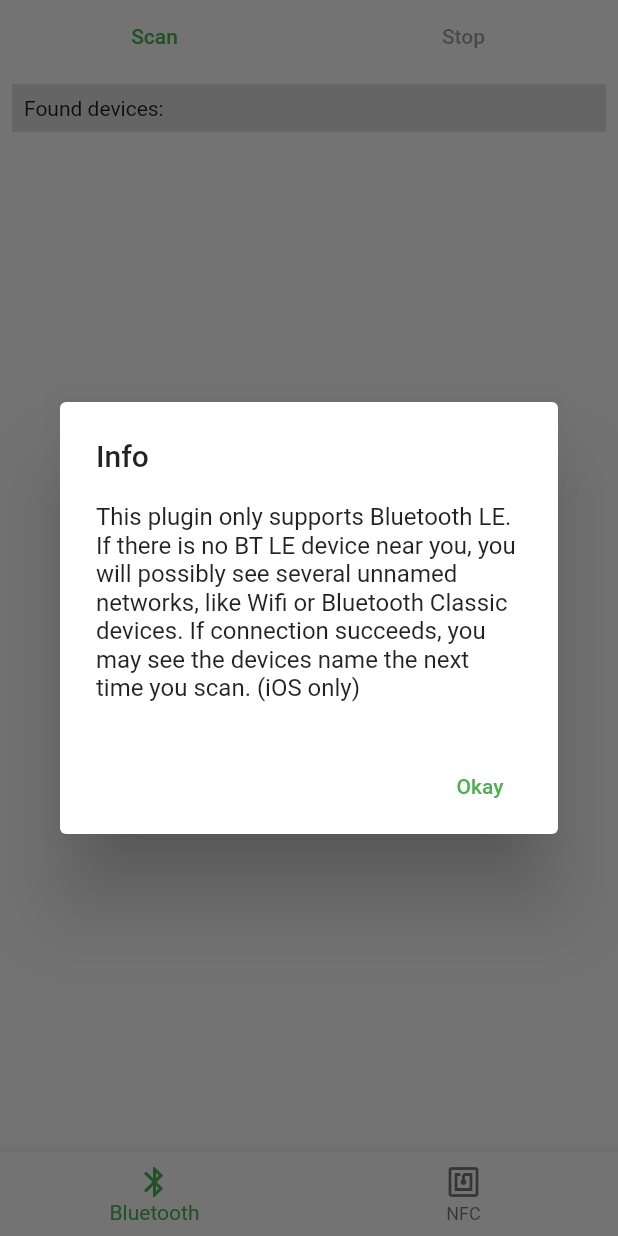
After one commit to MaxiSonntag/SystemDemoFlutter, a Flutter app: the ConnectivityPage screen opened directly, after a tap on "Scan", on a phone screen of 412 x 824 dp. The commit adds this screen. Run offline on Flutter 3.47's test engine with Material 2 defaults, Android fonts, the phone set to English and light mode, and no system bars; our stand-ins replace camera, cloud_firestore, connectivity, contacts_service, firebase_messaging, flutter_blue and 3 more; missing offline and left inert: barcode_scan, flutter_sms, simple_permissions; accounts and stored records are empty; generated files the repository leaves out were written again.

Commit message:
Added contacts & bluetooth

```diff
--- /dev/null
+++ b/lib/connectivity/bluetooth_page.dart
@@ -0,0 +1,241 @@
+import 'dart:async';
+
+import 'package:flutter/material.dart';
+import 'package:flutter_blue/flutter_blue.dart';
+import 'package:system_flutter/enums.dart';
+
+class BluetoothPage extends StatefulWidget {
+  @override
+  State createState() {
+    return BluetoothPageState();
+  }
+}
+
+class BluetoothPageState extends State<BluetoothPage> {
+  FlutterBlue flutterBlue = FlutterBlue.instance;
+  StreamSubscription<ScanResult> subscription;
+  Map<int, StreamSubscription<BluetoothDeviceState>> deviceConnections = Map();
+  var isScanning = false;
+  List<ScanResult> foundDevices = new List();
+  var _isFirstScan = true;
+
+  Map<int, BluetoothDeviceState> connectionStates = Map();
+
+  Widget getBody() {
+    if (isScanning) {
+      return Center(
+        child: CircularProgressIndicator(),
+      );
+    }
+    return ListView.builder(
+        itemCount: foundDevices.length,
+        itemBuilder: (context, index) {
+          final device = foundDevices[index].device;
+          return ListTile(
+            title: device.name.isNotEmpty
+                ? Text(device.name)
+                : Text("No name provided"),
+            subtitle: Text(device.id.id),
+            trailing: FlatButton(
+                onPressed: ()=>_toggleConnection(index),
+                child: _getConnectBtnText(index)
+            ),
+            leading: _getConnectionIndicator(index),
+          );
+        });
+  }
+
+  Widget _getConnectBtnText(int index){
+    if(connectionStates.containsKey(index)){
+      final state = connectionStates[index];
+      if(state == BluetoothDeviceState.connected || state == BluetoothDeviceState.connecting){
+        return Text("Disconnect");
+      }
+    }
+    return Text("Connect");
+  }
+
+  Widget _getConnectionIndicator(int index){
+    if(connectionStates.containsKey(index)){
+      Color color;
+      if(_isConnectedOrConnecting(index)){
+        color = Colors.green;
+      }
+      else{
+        color = Colors.red;
+      }
+      return Container(
+          width: 10,
+          height: 10,
+          decoration: BoxDecoration(shape: BoxShape.circle, color: color),
+        margin: EdgeInsets.only(left: 18),
+      );
+    }
+  }
+
+  _scan() async {
+    print("SCAN CALLED");
+    if(!await flutterBlue.isAvailable || !await flutterBlue.isOn){
+      showInfoDialog(DialogType.BT);
+      return;
+    }
+    if(_isFirstScan){
+      showInfoDialog(DialogType.Info);
+      _isFirstScan = false;
+    }
+
+    this.isScanning = true;
+    this.deviceConnections.clear();
+    this.connectionStates.clear();
+    subscription = flutterBlue.scan().listen((scanResult) {
+      //print(scanResult.device.id.id);
+      if (foundDevices
+              .where((dev) => dev.device.id.id == scanResult.device.id.id)
+              .length == 0) {
+        foundDevices.add(scanResult);
+      } else {
+        foundDevices
+            .removeWhere((dev) => dev.device.id.id == scanResult.device.id.id);
+        foundDevices.add(scanResult);
+      }
+      setState(() {});
+    });
+
+    Future.delayed(Duration(seconds: 4), () {
+      _stopScan();
+    });
+  }
+
+  showInfoDialog(DialogType type){
+    String title;
+    String content;
+
+    switch(type){
+      case DialogType.BT:{
+        title = "Enable Bluetooth";
+        content = "Please enable Bluetooth to check out this feature.";
+        break;
+      }
+      case DialogType.Info:{
+        title = "Info";
+        content = "This plugin only supports Bluetooth LE. If there is no BT LE device near you, you will possibly see several unnamed networks, like Wifi or Bluetooth Classic devices. If connection succeeds, you may see the devices name the next time you scan. (iOS only)";
+      }
+    }
+
+
+    showDialog(
+        context: context,
+      builder: (context){
+          return AlertDialog(
+            title: Text(title),
+            content: Text(content),
+            actions: <Widget>[
+              FlatButton(
+                child: Text("Okay"),
+                onPressed: ()=>Navigator.pop(context),
+              )
+            ],
+          );
+      }
+    );
+  }
+
+  _stopScan() {
+    setState(() {
+      this.isScanning = false;
+    });
+    subscription.cancel();
+  }
+
+  _toggleConnection(int index){
+    if(connectionStates.containsKey(index)){
+      if(!_isConnectedOrConnecting(index)){
+        _connect(index);
+      }
+      else{
+        _disconnect(index);
+      }
+    }
+    else{
+      _connect(index);
+    }
+
+  }
+
+  _connect(int index){
+    deviceConnections[index] = flutterBlue.connect(foundDevices[index].device).listen((deviceState){
+      setState(() {
+        connectionStates[index] = deviceState;
+      });
+    });
+  }
+
+  _disconnect(int index){
+    setState(() {
+      deviceConnections[index].cancel();
+      deviceConnections.remove(index);
+      connectionStates[index] = BluetoothDeviceState.disconnected;
+      print("Disconnected");
+    });
+  }
+
+  bool _isConnectedOrConnecting(index){
+    final state = connectionStates[index];
+    if(state == BluetoothDeviceState.connecting || state == BluetoothDeviceState.connected){
+      return true;
+    }
+    return false;
+  }
+
+  @override
+  void dispose() {
+    super.dispose();
+    deviceConnections.forEach((idx, conn){
+      conn.cancel();
+    });
+    subscription.cancel();
+  }
+
+  @override
+  Widget build(BuildContext context) {
+    return Column(
+      children: <Widget>[
+        Row(
+          mainAxisSize: MainAxisSize.max,
+          children: <Widget>[
+            Expanded(
+              child: FlatButton(
+                child: Text("Scan"),
+                onPressed: isScanning ? null : _scan,
+              ),
+            ),
+            Expanded(
+              child: FlatButton(
+                child: Text("Stop"),
+                onPressed: isScanning ? _stopScan : null,
+              ),
+            )
+          ],
+        ),
+        Expanded(
+          child: Column(
+            mainAxisSize: MainAxisSize.max,
+            crossAxisAlignment: CrossAxisAlignment.start,
+            children: <Widget>[
+              Container(
+                child: Text("Found devices: "),
+                color: Colors.black12,
+                width: MediaQuery.of(context).size.width,
+                margin: EdgeInsets.all(8.0),
+                padding: EdgeInsets.all(8.0),
+              ),
+              Expanded(
+                child: getBody(),
+              )
+            ],
+          ),
+        )
+      ],
+    );
+  }
+}
--- /dev/null
+++ b/lib/connectivity/connectivity_page.dart
@@ -0,0 +1,48 @@
+import 'package:flutter/material.dart';
+import 'package:system_flutter/connectivity/bluetooth_page.dart';
+
+class ConnectivityPage extends StatefulWidget{
+
+  @override
+  State createState() {
+    return ConnectivityPageState();
+  }
+}
+
+class ConnectivityPageState extends State<ConnectivityPage>{
+
+  var _currentIndex = 0;
+
+
+  Widget getBody(){
+    if(this._currentIndex == 0){
+      return BluetoothPage();
+    }
+    return Container(color: Colors.purple,);
+  }
+
+  @override
+  Widget build(BuildContext context) {
+    return Scaffold(
+      bottomNavigationBar: BottomNavigationBar(
+        items: [
+          BottomNavigationBarItem(
+            icon: Icon(Icons.bluetooth),
+            title: Text("Bluetooth")
+          ),
+          BottomNavigationBarItem(
+            icon: Icon(Icons.nfc),
+            title: Text("NFC")
+          )
+        ],
+        currentIndex: this._currentIndex,
+        onTap: (idx){
+          setState(() {
+            this._currentIndex = idx;
+          });
+        },
+      ),
+      body: getBody(),
+    );
+  }
+}
--- a/lib/enums.dart
+++ b/lib/enums.dart
@@ -18,3 +18,8 @@ enum CameraMediaTypes{
   Image,
   Video
 }
+
+enum DialogType{
+  Info,
+  BT
+}
--- a/pubspec.yaml
+++ b/pubspec.yaml
@@ -30,6 +30,11 @@ dependencies:
   camera: ^0.2.8
   video_player: ^0.8.0
   barcode_scan: ^0.0.8
+  contacts_service: ^0.0.9
+  simple_permissions: ^0.1.9
+  flutter_sms: ^0.0.4
+  url_launcher: ^4.0.3
+  flutter_blue: ^0.4.2
 
 
 dev_dependencies:
```
Also changed, not shown: lib/contacts/add_contact_page.dart (added, +118 -0 lines), lib/contacts/contacts_page.dart (added, +156 -0 lines), lib/main.dart (+19 -0 lines), 4 other files.
